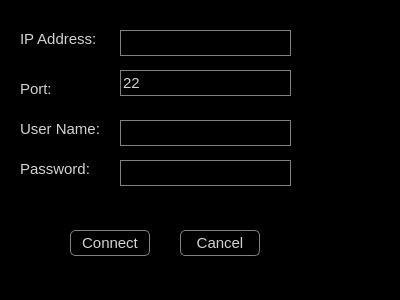
Old version of the form form/OpenTerminalDialog.ui in the repository Qivaz/QEditor.
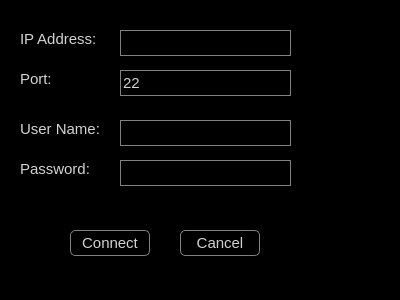
New version of the form.

Diff of the .ui file:
```diff
--- a/form/OpenTerminalDialog.ui
+++ b/form/OpenTerminalDialog.ui
@@ -33,7 +33,7 @@
    <property name="geometry">
     <rect>
      <x>20</x>
-     <y>80</y>
+     <y>70</y>
      <width>55</width>
      <height>18</height>
     </rect>
```
Left out of the diff: 2 changed lines with no effect on the pictures.
